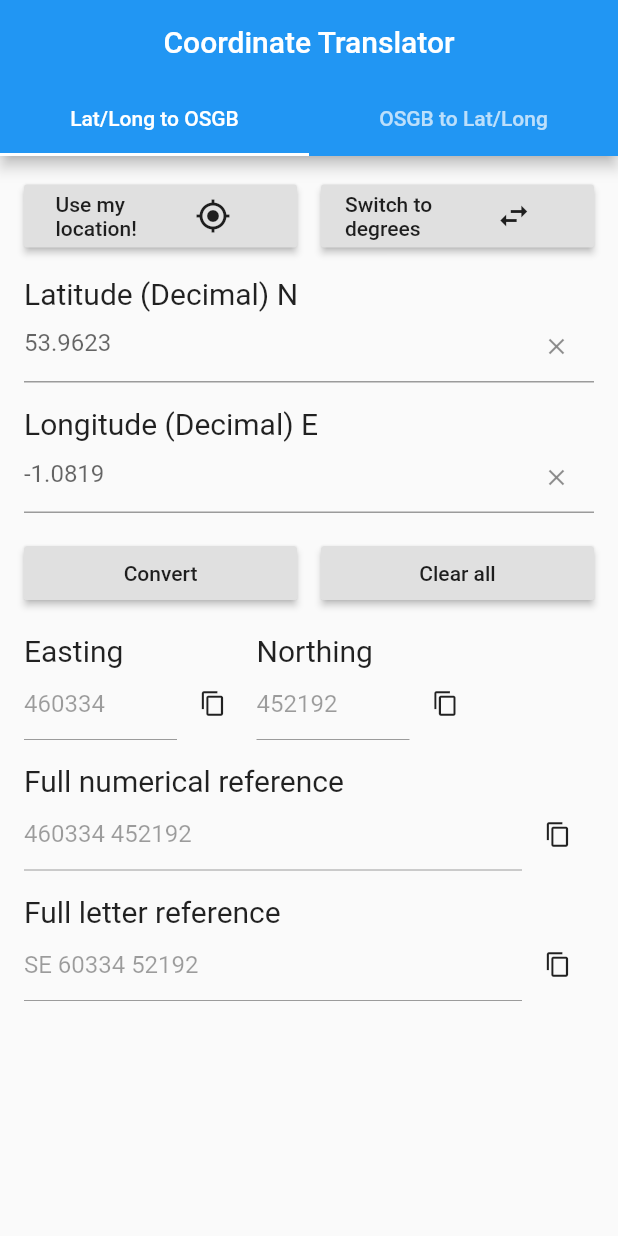
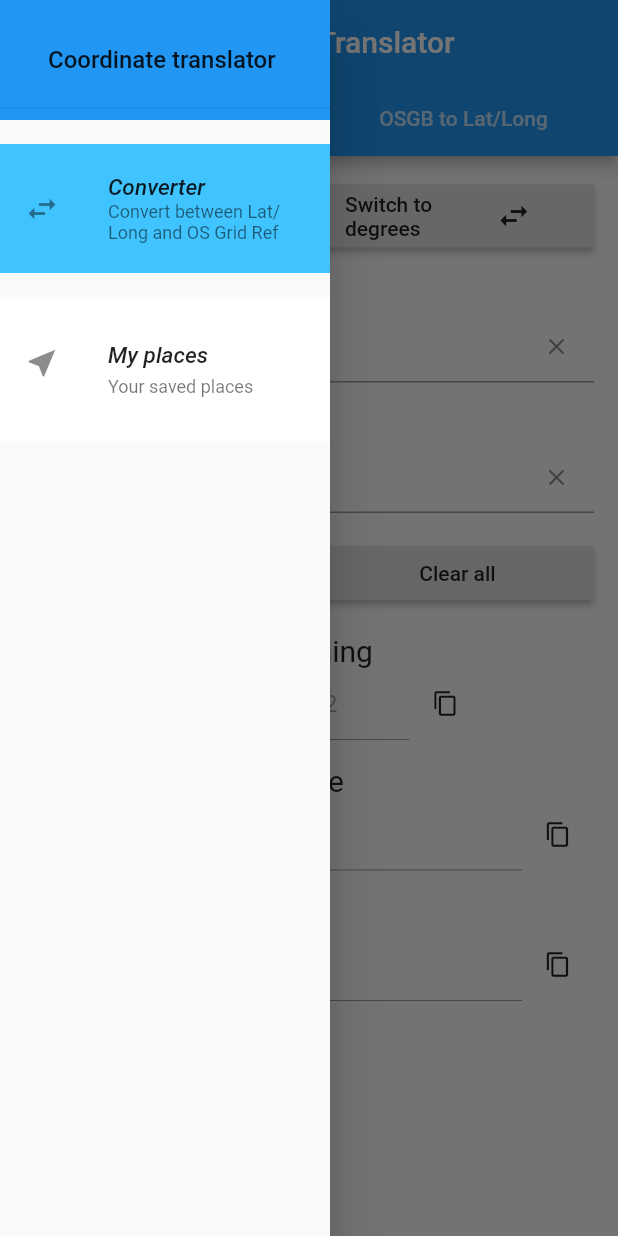
Before and after one commit to FunkyPenguin24/CoordinateTranslator, a Flutter app: the screen it shows after launch, with the side drawer open (before the commit the screen has no drawer), on a phone screen of 412 x 824 dp. Run offline on Flutter 3.47's test engine with Material 2 defaults, Android fonts, the phone set to English and light mode, and no system bars; our stand-ins replace location, pull_to_refresh; missing offline and left inert: latlong_to_osgrid.

Commit message:
Added fav places screen, burger menu and places object.

```diff
--- /dev/null
+++ b/lib/ConverterScreen.dart
@@ -0,0 +1,75 @@
+import 'package:flutter/material.dart';
+import 'SideDrawer.dart';
+import 'LatLongToOSGB.dart';
+import 'OSGBToLatLong.dart';
+
+class ConverterScreen extends StatefulWidget {
+
+  ConverterScreenState createState() => ConverterScreenState();
+
+}
+
+class ConverterScreenState extends State<ConverterScreen> with SingleTickerProviderStateMixin {
+  final tabs = ["Lat/Long to OSGB", "OSGB to Lat/Long"];
+  TabController tabControl;
+
+  Map<String, String> settings = {
+    "Lat/Long type":"Decimal"
+  };
+
+  @override
+  initState() {
+    super.initState();
+    tabControl = new TabController(vsync: this, length: 2);
+    tabControl.addListener(() {
+      if (tabControl.indexIsChanging) {
+        FocusScope.of(context).unfocus();
+      }
+    });
+  }
+
+  @override
+  Widget build(BuildContext context) {
+    return DefaultTabController(
+        length: tabs.length,
+        child: Scaffold(
+          drawer: SideDrawer(widget),
+          resizeToAvoidBottomInset: true,
+          appBar: AppBar(
+            centerTitle: true,
+            title: Text(
+              "Coordinate Translator",
+            ),
+            bottom: TabBar(
+              controller: tabControl,
+              isScrollable: false,
+              tabs: [
+                for (final tab in tabs) Tab(text: tab),
+              ],
+              onTap: (index) {
+                FocusScope.of(context).unfocus();
+                tabControl.animateTo(index);
+              },
+            ),
+          ),
+          body: TabBarView(
+            //physics: NeverScrollableScrollPhysics(),
+            controller: tabControl,
+            children: [
+              for (final tab in tabs)
+                SingleChildScrollView(
+                  child: getTabView(tab),
+                ),
+            ],
+          ),
+        )
+    );
+  }
+
+  Widget getTabView(String tab) {
+    switch (tab) {
+      case "Lat/Long to OSGB": return LatLongToOSGB(settings); break;
+      case "OSGB to Lat/Long": return OSGBToLatLong(settings); break;
+    }
+  }
+}
--- a/lib/LatLongToOSGB.dart
+++ b/lib/LatLongToOSGB.dart
@@ -197,7 +197,7 @@ class LatLongToOSGBState extends State<LatLongToOSGB> with AutomaticKeepAliveCli
   bool longDecimalFilled() => longController.text.isNotEmpty;
 
   @override
-  Widget build(BuildContext build) {
+  Widget build(BuildContext context) {
     String type = widget.settings["Lat/Long type"];
     return Form(
       key: _formKey,
--- a/lib/OSGBToLatLong.dart
+++ b/lib/OSGBToLatLong.dart
@@ -151,7 +151,7 @@ class OSGBToLatLongState extends State<OSGBToLatLong> with AutomaticKeepAliveCli
   }
 
   @override
-  Widget build(BuildContext build) {
+  Widget build(BuildContext context) {
     String type = widget.settings["Lat/Long type"];
     return Form(
       key: _formKey,
--- /dev/null
+++ b/lib/SideDrawer.dart
@@ -0,0 +1,111 @@
+import 'package:flutter/material.dart';
+import 'ConverterScreen.dart';
+import 'main.dart';
+import 'MyPlacesScreen.dart';
+
+class SideDrawer extends StatefulWidget {
+  final dynamic currScreen;
+
+  SideDrawer(this.currScreen);
+
+  SideDrawerState createState() => SideDrawerState();
+
+}
+
+class SideDrawerState extends State<SideDrawer> {
+
+  Widget build(BuildContext context) {
+    return Container(
+      width: 220.0,
+      child: Drawer(
+        child: ListView(
+          padding: EdgeInsets.zero,
+          children: [
+            Container(
+              height: 80.0,
+              child: DrawerHeader(
+                child: Align(
+                  alignment: Alignment.centerLeft,
+                  child: Padding(
+                    padding: EdgeInsets.only(left: 16.0),
+                    child: Text(
+                      "Coordinate translator",
+                      style: TextStyle(
+                        fontSize: 16.0,
+                      ),
+                    ),
+                  ),
+                ),
+              ),
+              decoration: BoxDecoration(
+                color: Colors.blue,
+              ),
+              margin: EdgeInsets.zero,
+              padding: EdgeInsets.zero,
+            ),
+            Padding(padding: EdgeInsets.only(bottom: 16.0)),
+            Container(
+              child: ListTile(
+                dense: true,
+                contentPadding: EdgeInsets.all(16.0),
+                leading: Icon(Icons.swap_horiz),
+                title: Text(
+                  "Converter",
+                  style: TextStyle(
+                    fontStyle: FontStyle.italic,
+                    fontSize: 15.0,
+                  ),
+                ),
+                subtitle: Text(
+                    "Convert between Lat/Long and OS Grid Ref"
+                ),
+                onTap: () {
+                  //widget.callback(ConverterScreen());
+                  if (!(widget.currScreen is ConverterScreen)) {
+                    Navigator.pop(context);
+                    Navigator.push(context, new MaterialPageRoute(builder: (BuildContext context) => ConverterScreen()));
+                  }
+                },
+              ),
+              decoration: BoxDecoration(
+                color: (widget.currScreen is ConverterScreen) ? Colors.lightBlueAccent : Colors.white,
+              ),
+              margin: EdgeInsets.zero,
+              padding: EdgeInsets.zero,
+            ),
+            Padding(padding: EdgeInsets.only(bottom: 16.0)),
+            Container(
+              child: ListTile(
+                contentPadding: EdgeInsets.all(16.0),
+                dense: true,
+                leading: Icon(Icons.near_me),
+                title: Text(
+                  "My places",
+                  style: TextStyle(
+                    fontStyle: FontStyle.italic,
+                    fontSize: 15.0,
+                  ),
+                ),
+                subtitle: Text(
+                  "Your saved places",
+                ),
+                onTap: () {
+                  if (!(widget.currScreen is MyPlacesScreen)) {
+                    Navigator.pop(context);
+                    Navigator.push(context, new MaterialPageRoute(builder: (BuildContext context) => MyPlacesScreen()));
+                  }
+                },
+              ),
+              decoration: BoxDecoration(
+                color: (widget.currScreen is MyPlacesScreen) ? Colors.lightBlueAccent : Colors.white,
+              ),
+              margin: EdgeInsets.zero,
+              padding: EdgeInsets.zero,
+            ),
+          ],
+        ),
+      ),
+    );
+  }
+
+}
--- a/lib/main.dart
+++ b/lib/main.dart
@@ -1,6 +1,7 @@
 import 'package:flutter/material.dart';
-import 'LatLongToOSGB.dart';
-import 'OSGBToLatLong.dart';
+import 'ConverterScreen.dart';
+import 'MyPlacesScreen.dart';
+import 'SideDrawer.dart';
 
 void main() {
   runApp(MyApp());
@@ -28,68 +29,12 @@ class MyHomePage extends StatefulWidget {
   _MyHomePageState createState() => _MyHomePageState();
 }
 
-class _MyHomePageState extends State<MyHomePage> with SingleTickerProviderStateMixin {
+class _MyHomePageState extends State<MyHomePage> {
 
-  final tabs = ["Lat/Long to OSGB", "OSGB to Lat/Long"];
-  TabController tabControl;
-
-  Map<String, String> settings = {
-    "Lat/Long type":"Decimal"
-  };
-
-  @override
-  initState() {
-    super.initState();
-    tabControl = new TabController(vsync: this, length: 2);
-    tabControl.addListener(() {
-      if (tabControl.indexIsChanging) {
-        FocusScope.of(context).unfocus();
-      }
-    });
-  }
-
-  @override
   Widget build(BuildContext context) {
-    return DefaultTabController(
-      length: tabs.length,
-      child: Scaffold(
-        resizeToAvoidBottomInset: true,
-        appBar: AppBar(
-          centerTitle: true,
-          title: Text(
-            widget.title,
-          ),
-          bottom: TabBar(
-            controller: tabControl,
-            isScrollable: false,
-            tabs: [
-              for (final tab in tabs) Tab(text: tab),
-            ],
-            onTap: (index) {
-              FocusScope.of(context).unfocus();
-              tabControl.animateTo(index);
-            },
-          ),
-        ),
-        body: TabBarView(
-          //physics: NeverScrollableScrollPhysics(),
-          controller: tabControl,
-          children: [
-            for (final tab in tabs)
-              SingleChildScrollView(
-                child: getTabView(tab),
-              ),
-          ],
-        ),
-      )
+    return Scaffold(
+      body: ConverterScreen(),
     );
   }
 
-  Widget getTabView(String tab) {
-    switch (tab) {
-      case "Lat/Long to OSGB": return LatLongToOSGB(settings); break;
-      case "OSGB to Lat/Long": return OSGBToLatLong(settings); break;
-    }
-  }
-
 }
--- a/pubspec.yaml
+++ b/pubspec.yaml
@@ -26,6 +26,8 @@ dependencies:
   http: ^0.12.2
   location: ^3.0.2
   latlong_to_osgrid: ^1.2.2
+  path_provider: ^1.6.10
+  pull_to_refresh: ^1.6.0
 
 
   # The following adds the Cupertino Icons font to your application.
```
Also changed, not shown: lib/MyPlacesScreen.dart (added, +55 -0 lines), lib/Places.dart (added, +64 -0 lines), pubspec.lock.
